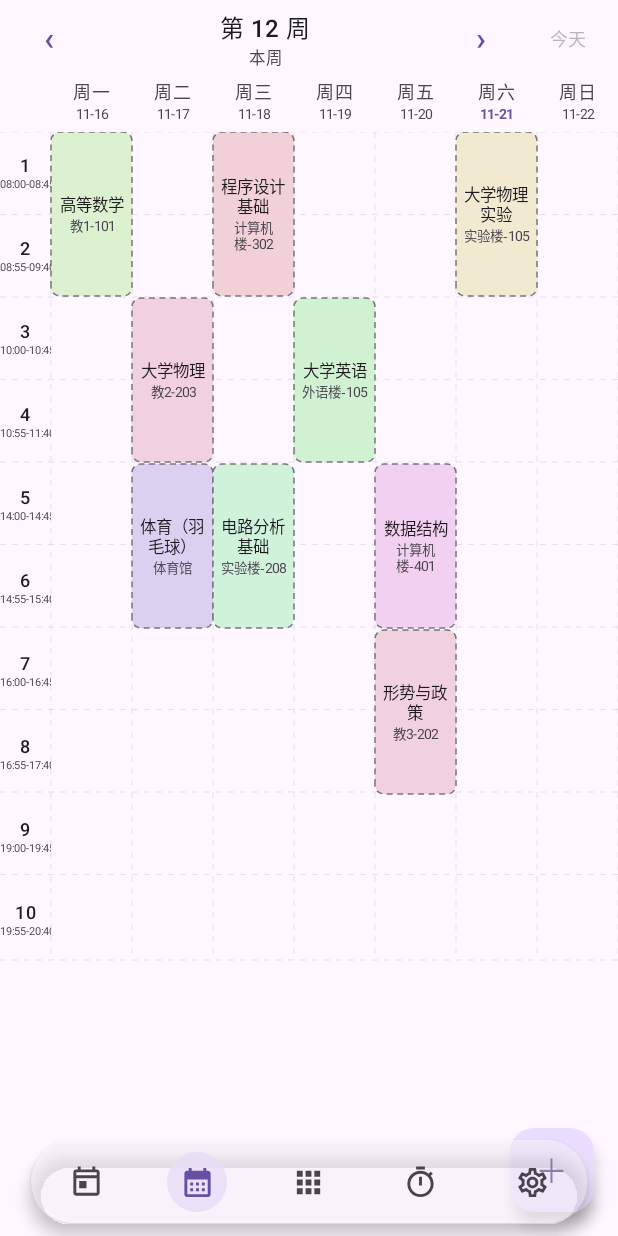
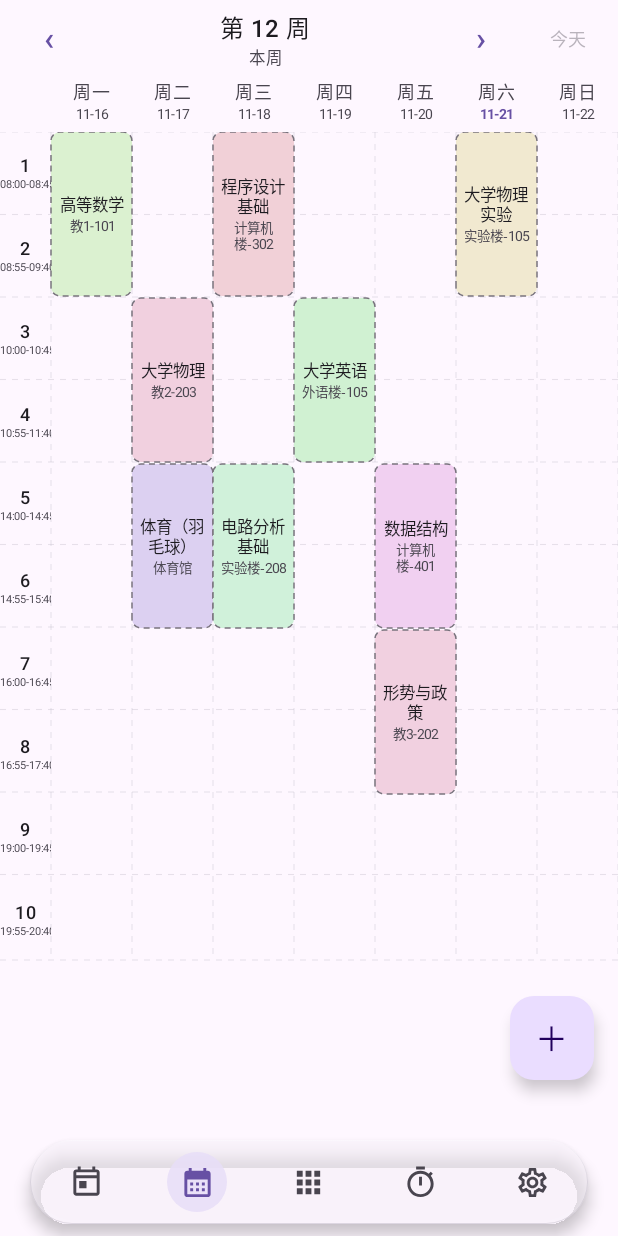
Before and after one commit to 3beuml/UniPocket, an Android app built with Jetpack Compose: the screen it shows after launch (MainActivity), after a tap on "课表", on a phone screen of 412 x 824 dp. Run offline under Robolectric (Android 15) with nearby library versions, the phone set to English and light mode, and no system bars.

Commit message:
修复：NavHost 内容区统一加 DOCK_CLEARANCE 底部间距（所有页面不再与 dock 重叠）

```diff
--- a/core-ui/src/main/kotlin/com/unipocket/ui/nav/FloatingDock.kt
+++ b/core-ui/src/main/kotlin/com/unipocket/ui/nav/FloatingDock.kt
@@ -134,7 +134,12 @@ fun UniPocketNavHost(
                 contentColor = MaterialTheme.colorScheme.onSurface,
             ) { _ ->
                 val selected = destinations.firstOrNull { it.id == selectedTabId } ?: destinations.first()
-                Box(Modifier.fillMaxSize().statusBarsPadding()) {
+                Box(
+                    Modifier
+                        .fillMaxSize()
+                        .statusBarsPadding()
+                        .padding(bottom = DOCK_CLEARANCE),
+                ) {
                     content(selected)
                 }
             }
```
